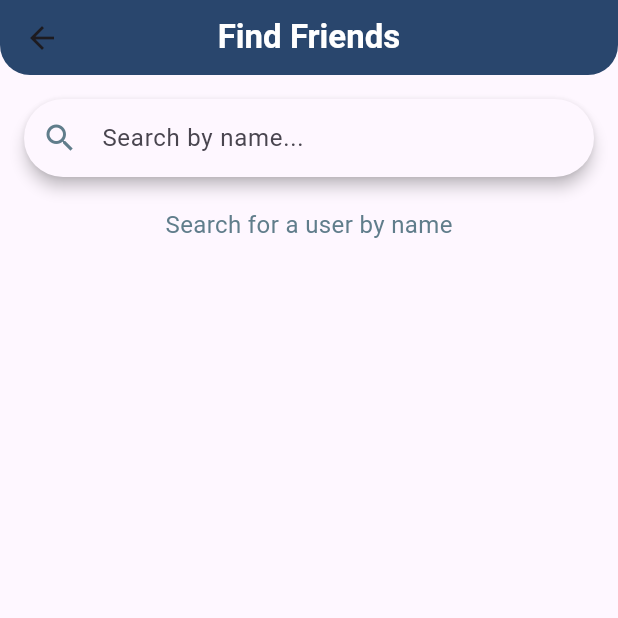
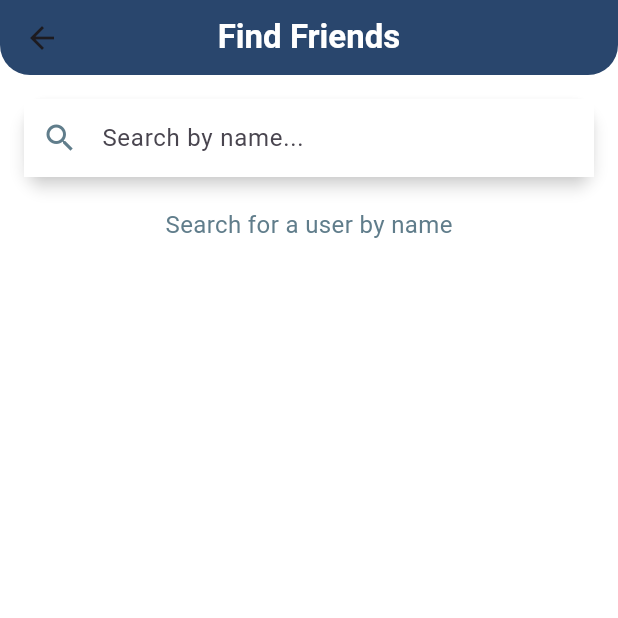
Before and after one commit to deepankar0611/split_wise, a Flutter app: the FriendsListScreen screen opened directly, on a phone screen of 412 x 824 dp, the top half of it. Run offline on Flutter 3.47's test engine with Material 3 defaults, Android fonts, the phone set to English and light mode, and no system bars; our stand-ins replace cloud_firestore, firebase_auth, firebase_core, flutter_riverpod, google_fonts, google_sign_in and 7 more; accounts and stored records are empty; Roboto replaces fonts that are missing (YourPreferredFont); statements that could not run were skipped; project files that could hold a hidden picture were left out.

Commit message:
build home acreen

```diff
--- a/lib/Search/search_bar.dart
+++ b/lib/search_bar.dart
@@ -71,6 +71,7 @@ class _FriendsListScreenState extends State<FriendsListScreen> {
   @override
   Widget build(BuildContext context) {
     return Scaffold(
+      backgroundColor: Colors.white,
       appBar: AppBar(
         title: Text(
           "Find Friends",
@@ -94,11 +95,14 @@ class _FriendsListScreenState extends State<FriendsListScreen> {
         child: Column(
           children: [
             Material(
-              elevation: 4,
-              borderRadius: BorderRadius.circular(30),
+              elevation: 4, // Keep elevation for shadow, adjust as needed
+              shadowColor: Colors.grey.withOpacity(0.5), // Add shadow color and opacity
+              borderRadius: BorderRadius.circular(15), // Adjust borderRadius for rounded rectangle corners
               child: TextField(
                 controller: _searchController,
                 decoration: InputDecoration(
+                  fillColor: Colors.white,
+                  filled: true,
                   hintText: "Search by name...",
                   prefixIcon: const Icon(Icons.search, color: Colors.blueGrey),
                   border: InputBorder.none,
```
